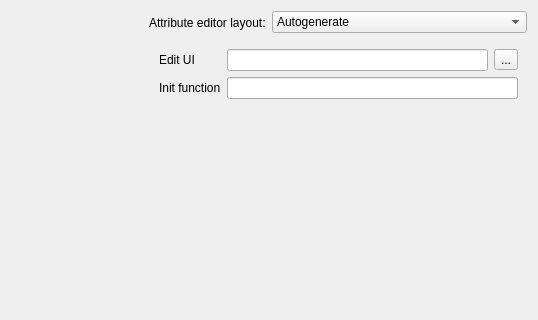
Old version of the form src/ui/qgsfieldspropertiesbase.ui in the repository carsmie/QGIS; both pictures show x 244 to 782 and y 0 to 320 of the 782 by 663 pixel window.
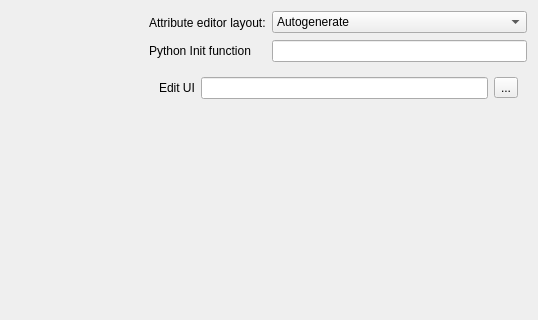
New version of the form. The open tabs and pages were chosen to show the change. Icons and pictures are not drawn.

Commit message: Move Init function line edit so visible all the time

```diff
--- a/src/ui/qgsfieldspropertiesbase.ui
+++ b/src/ui/qgsfieldspropertiesbase.ui
@@ -96,7 +96,7 @@
      </property>
     </widget>
    </item>
-   <item row="1" column="0" colspan="7">
+   <item row="3" column="0" colspan="7">
     <layout class="QHBoxLayout" name="horizontalLayout_15">
      <item>
       <widget class="QWidget" name="mAttributesListFrame" native="true"/>
@@ -128,16 +128,6 @@
               </item>
              </layout>
             </item>
-            <item row="1" column="0">
-             <widget class="QLabel" name="label_3">
-              <property name="text">
-               <string>Init function</string>
-              </property>
-             </widget>
-            </item>
-            <item row="1" column="1">
-             <widget class="QLineEdit" name="leEditFormInit"/>
-            </item>
             <item row="0" column="0">
              <widget class="QLabel" name="label">
               <property name="text">
@@ -321,6 +311,30 @@
      </property>
     </widget>
    </item>
+   <item row="1" column="6">
+    <widget class="QLineEdit" name="leEditFormInit"/>
+   </item>
+   <item row="1" column="5">
+    <widget class="QLabel" name="label_3">
+     <property name="toolTip">
+      <string>QGIS forms can have a Python function that is called when the form is opened.  
+Use this function to add extra logic to your forms.
+
+An example is (in module MyForms.py):
+
+          def open(dialog, layer, feature):
+	geom = feature.geometry()
+	control = dialog.findChild(QWidget,&quot;MyLineEdit&quot;)
+
+Reference in Python Init Function like so: MyForms.open
+
+MyForms.py must live on PYTHONPATH, .qgis/python, or inside the project folder.</string>
+     </property>
+     <property name="text">
+      <string>Python Init function</string>
+     </property>
+    </widget>
+   </item>
   </layout>
  </widget>
  <resources>
```
Left out of the diff: 2 changed lines with no effect on the pictures.
